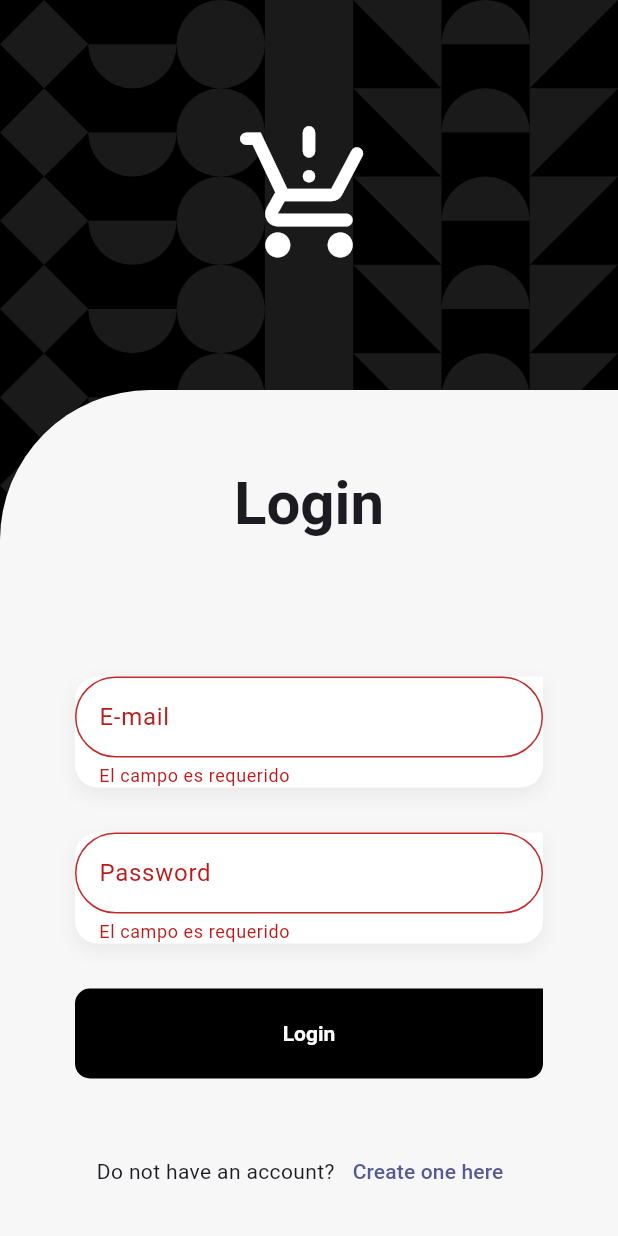
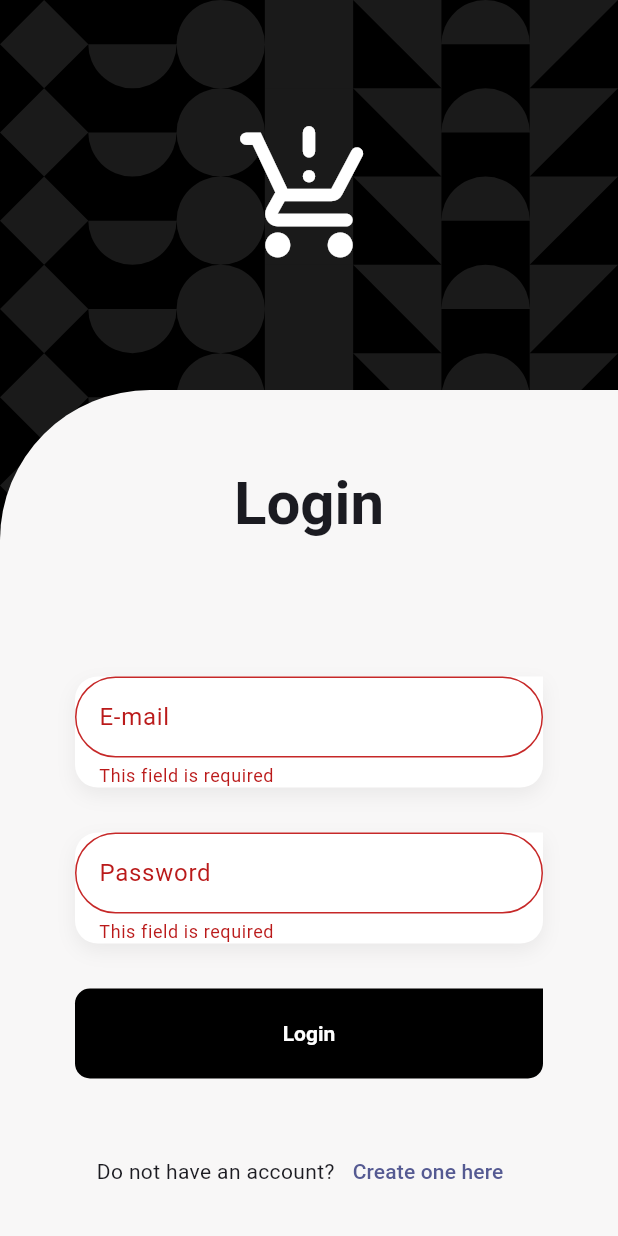
Before and after one commit to Anndderssonn/teslo-app, a Flutter app: the screen it shows after launch, after a tap on "Login", on a phone screen of 412 x 824 dp. Run offline on Flutter 3.47's test engine with Material 3 defaults, Android fonts, the phone set to English and light mode, and no system bars; our stand-ins replace flutter_riverpod, formz, go_router, google_fonts; project files that could hold a hidden picture were left out.

Commit message:
feat: Clean warnings

```diff
--- a/lib/config/router/app_router.dart
+++ b/lib/config/router/app_router.dart
@@ -21,6 +21,4 @@ final appRouter = GoRouter(
       builder: (context, state) => const ProductsScreen(),
     ),
   ],
-
-  ///! TODO: Bloquear si no se está autenticado de alguna manera
 );
--- a/lib/config/theme/app_theme.dart
+++ b/lib/config/theme/app_theme.dart
@@ -1,13 +1,12 @@
 import 'package:flutter/material.dart';
 import 'package:google_fonts/google_fonts.dart';
-
 
 const colorSeed = Color(0xff424CB8);
 const scaffoldBackgroundColor = Color(0xFFF8F7F7);
 
 class AppTheme {
+  ThemeData getTheme() => ThemeData(
 
-  ThemeData getTheme() => ThemeData(
       ///* General
       useMaterial3: true,
       colorSchemeSeed: colorSeed,
@@ -15,33 +14,26 @@ class AppTheme {
       ///* Texts
       textTheme: TextTheme(
           titleLarge: GoogleFonts.montserratAlternates()
-        .copyWith( fontSize: 40, fontWeight: FontWeight.bold ),
+              .copyWith(fontSize: 40, fontWeight: FontWeight.bold),
           titleMedium: GoogleFonts.montserratAlternates()
-        .copyWith( fontSize: 30, fontWeight: FontWeight.bold ),
-      titleSmall: GoogleFonts.montserratAlternates()
-        .copyWith( fontSize: 20 )
-    ),
+              .copyWith(fontSize: 30, fontWeight: FontWeight.bold),
+          titleSmall:
+              GoogleFonts.montserratAlternates().copyWith(fontSize: 20)),
 
       ///* Scaffold Background Color
       scaffoldBackgroundColor: scaffoldBackgroundColor,
 
-
       ///* Buttons
       filledButtonTheme: FilledButtonThemeData(
           style: ButtonStyle(
-        textStyle: MaterialStatePropertyAll(
+              textStyle: WidgetStatePropertyAll(
                   GoogleFonts.montserratAlternates()
-            .copyWith(fontWeight: FontWeight.w700)
-          )
-      )
-    ),
+                      .copyWith(fontWeight: FontWeight.w700)))),
 
       ///* AppBar
       appBarTheme: AppBarTheme(
         color: scaffoldBackgroundColor,
-      titleTextStyle: GoogleFonts.montserratAlternates()
-        .copyWith( fontSize: 25, fontWeight: FontWeight.bold, color: Colors.black ),
-    )
-  );
-
+        titleTextStyle: GoogleFonts.montserratAlternates().copyWith(
+            fontSize: 25, fontWeight: FontWeight.bold, color: Colors.black),
+      ));
 }
--- a/lib/features/auth/presentation/providers/login_form_provider.dart
+++ b/lib/features/auth/presentation/providers/login_form_provider.dart
@@ -63,7 +63,6 @@ class LoginFormNotifier extends StateNotifier<LoginFormState> {
   onFormSubmit() {
     _touchEveryField();
     if (!state.isValid) return;
-    print(state);
   }
 
   _touchEveryField() {
--- a/lib/features/shared/infrastructure/inputs/email.dart
+++ b/lib/features/shared/infrastructure/inputs/email.dart
@@ -17,11 +17,10 @@ class Email extends FormzInput<String, EmailError> {
 
   String? get errorMessage {
     if (isValid || isPure) return null;
-
-    if (displayError == EmailError.empty) return 'El campo es requerido';
-    if (displayError == EmailError.format)
-      return 'No tiene formato de correo electrónico';
-
+    if (displayError == EmailError.empty) return 'This field is required';
+    if (displayError == EmailError.format) {
+      return 'It does not have an email format';
+    }
     return null;
   }
 
--- a/lib/features/shared/infrastructure/inputs/password.dart
+++ b/lib/features/shared/infrastructure/inputs/password.dart
@@ -18,11 +18,11 @@ class Password extends FormzInput<String, PasswordError> {
   String? get errorMessage {
     if (isValid || isPure) return null;
 
-    if (displayError == PasswordError.empty) return 'El campo es requerido';
-    if (displayError == PasswordError.length) return 'Mínimo 6 caracteres';
-    if (displayError == PasswordError.format)
-      return 'Debe de tener Mayúscula, letras y un número';
-
+    if (displayError == PasswordError.empty) return 'This field is required';
+    if (displayError == PasswordError.length) return 'Minimum 6 characters';
+    if (displayError == PasswordError.format) {
+      return 'It must contain a capital letter, letters, and a number.';
+    }
     return null;
   }
 
--- a/lib/features/shared/widgets/custom_text_form_field.dart
+++ b/lib/features/shared/widgets/custom_text_form_field.dart
@@ -1,8 +1,6 @@
 import 'package:flutter/material.dart';
 
-
 class CustomTextFormField extends StatelessWidget {
-
   final String? label;
   final String? hint;
   final String? errorMessage;
@@ -24,41 +22,43 @@ class CustomTextFormField extends StatelessWidget {
 
   @override
   Widget build(BuildContext context) {
-
     final colors = Theme.of(context).colorScheme;
 
     final border = OutlineInputBorder(
-      borderSide: const BorderSide(color: Colors.transparent),
-      borderRadius: BorderRadius.circular(40)
-    );
+        borderSide: const BorderSide(color: Colors.transparent),
+        borderRadius: BorderRadius.circular(40));
 
     const borderRadius = Radius.circular(15);
 
     return Container(
       // padding: const EdgeInsets.only(bottom: 0, top: 15),
       decoration: BoxDecoration(
-        color: Colors.white,
-        borderRadius: const BorderRadius.only(topLeft: borderRadius, bottomLeft: borderRadius, bottomRight: borderRadius ),
-        boxShadow: [
-          BoxShadow(
-            color: Colors.black.withOpacity(0.06),
-            blurRadius: 10,
-            offset: const Offset(0,5)
-          )
-        ]
-      ),
+          color: Colors.white,
+          borderRadius: const BorderRadius.only(
+              topLeft: borderRadius,
+              bottomLeft: borderRadius,
+              bottomRight: borderRadius),
+          boxShadow: [
+            BoxShadow(
+                color: Colors.black.withValues(alpha: 0.06),
+                blurRadius: 10,
+                offset: const Offset(0, 5))
+          ]),
       child: TextFormField(
         onChanged: onChanged,
         validator: validator,
         obscureText: obscureText,
         keyboardType: keyboardType,
-        style: const TextStyle( fontSize: 20, color: Colors.black54 ),
+        style: const TextStyle(fontSize: 20, color: Colors.black54),
         decoration: InputDecoration(
-          floatingLabelStyle: const TextStyle(color: Colors.black, fontWeight: FontWeight.bold, fontSize: 18),
+          floatingLabelStyle: const TextStyle(
+              color: Colors.black, fontWeight: FontWeight.bold, fontSize: 18),
           enabledBorder: border,
           focusedBorder: border,
-          errorBorder: border.copyWith( borderSide: BorderSide( color: Colors.red.shade800 )),
-          focusedErrorBorder: border.copyWith( borderSide: BorderSide( color: Colors.red.shade800 )),
+          errorBorder: border.copyWith(
+              borderSide: BorderSide(color: Colors.red.shade800)),
+          focusedErrorBorder: border.copyWith(
+              borderSide: BorderSide(color: Colors.red.shade800)),
           isDense: true,
           label: label != null ? Text(label!) : null,
           hintText: hint,
```
Also changed, not shown: lib/features/shared/widgets/side_menu.dart (+7 -30 lines), 1 other file. Lines whose indentation alone changed are shown as unchanged.
